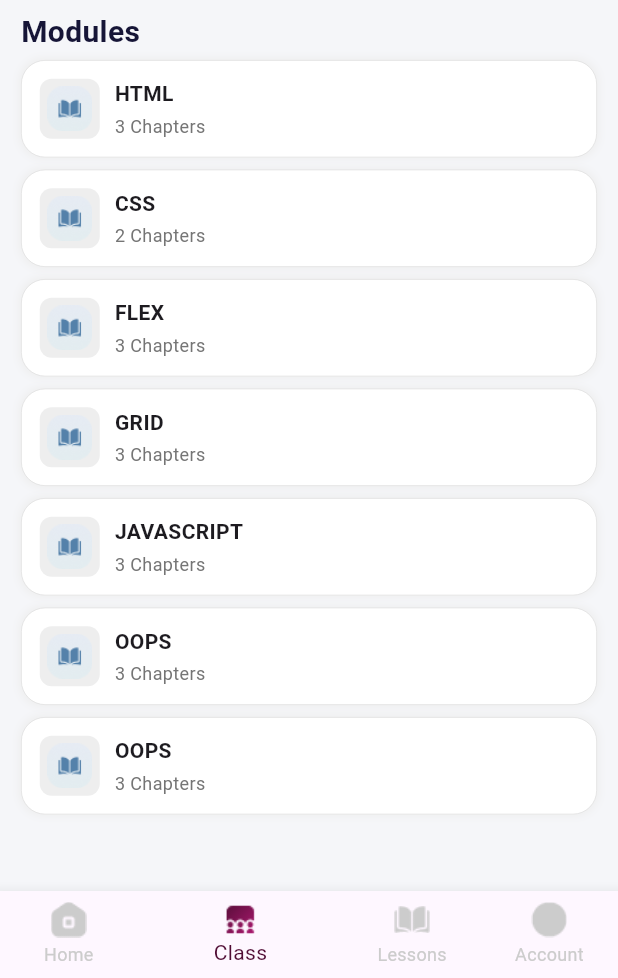
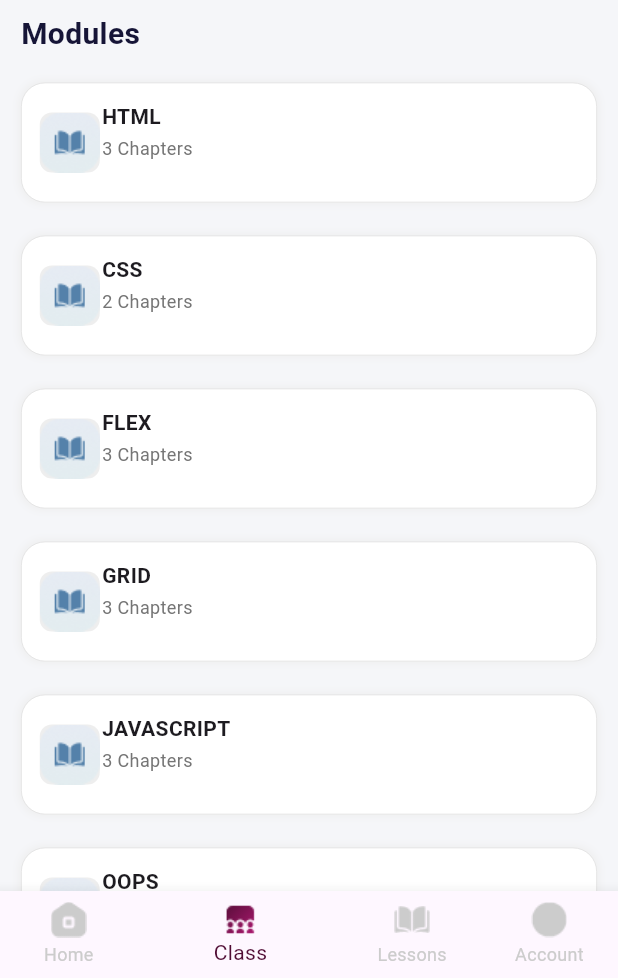
Before and after one commit to Saleenaansil/knowlumi, a Flutter app: the Homelearnpage screen opened directly, item 2 of the bottom bar chosen, on a phone screen of 412 x 824 dp, the part 258-1236 px from its top. Run offline on Flutter 3.47's test engine with Material 3 defaults, Android fonts, the light colour scheme and no system bars; our stand-ins replace carousel_slider, dropdown_button2, get.

Commit message:
onboarding 4th pulling before correcting ovrflowand classes allignment

```diff
--- a/lib/LearnPage/homeLearnPage.dart
+++ b/lib/LearnPage/homeLearnPage.dart
@@ -153,8 +153,8 @@ class _HomelearnpageState extends State<Homelearnpage> {
       body: (index != 0)
           ? Column(
               children: [
-                if (index == 1) Myclasspage(),
-                if (index == 2) Coursepage(),
+                if (index == 1) Expanded(child: Myclasspage()),
+                if (index == 2) Expanded(child: Coursepage()),
               ],
             )
           : SingleChildScrollView(
@@ -191,6 +191,13 @@ class _HomelearnpageState extends State<Homelearnpage> {
                                 items: ["FLUTTER", "MERN"]
                                     .map((e) => DropdownMenuItem<String>(
                                           value: e,
+                                          child: Container(
+                                            width: 348, // Fixed width
+                                            height: 50,
+                                            color: Colors.red,
+                                            alignment: Alignment.centerLeft,
+                                            padding: EdgeInsets.symmetric(
+                                                horizontal: 14),
                                             child: Text(
                                               e,
                                               style: const TextStyle(
@@ -199,21 +206,39 @@ class _HomelearnpageState extends State<Homelearnpage> {
                                                 color: Colors.black,
                                               ),
                                             ),
+                                          ),
                                         ))
                                     .toList(),
                                 onChanged: (newValue) {
                                   if (newValue != null) {
                                     appController.changeCourse(newValue);
                                   }
+                                  print(newValue);
                                 },
                                 style: const TextStyle(
                                   fontSize: 13,
                                   fontWeight: FontWeight.w600,
                                   color: Color(0xffB61B76),
                                 ),
-                                buttonStyleData: ButtonStyleData(
-                                  padding: const EdgeInsets.symmetric(
-                                      horizontal: 10),
+
+                                // Custom button with dropdown icon
+                                customButton: Padding(
+                                  padding: const EdgeInsets.only(right: 10),
+                                  child: const ImageIcon(
+                                    AssetImage("asset/down-arrow 1.png"),
+                                    color: Colors.black,
+                                  ),
+                                ),
+
+                                isExpanded: true,
+                                alignment: Alignment.center,
+
+                                // Dropdown menu styling
+                                dropdownStyleData: DropdownStyleData(
+                                  width: 348, // Fixed width
+                                  maxHeight: 114, // Fixed height
+                                  padding: const EdgeInsets.only(
+                                      left: 16, right: 16),
                                   decoration: BoxDecoration(
                                     color: Colors.white,
                                     borderRadius: BorderRadius.circular(16),
@@ -227,43 +252,17 @@ class _HomelearnpageState extends State<Homelearnpage> {
                                       ),
                                     ],
                                   ),
+                                  offset: const Offset(
+                                      -4, -48), // Adjust popup position
                                 ),
-                                customButton: Padding(
-                                  padding: const EdgeInsets.only(right: 10),
-                                  child: const ImageIcon(
-                                    AssetImage("asset/down-arrow 1.png"),
-                                    color: Colors.black,
-                                  ),
-                                ),
-                                isExpanded: false,
-                                alignment: Alignment.center,
-                                dropdownStyleData: DropdownStyleData(
-                                  width: 348, // Fixed width
-                                  padding: const EdgeInsets.fromLTRB(10, 20, 10,
-                                      16), // Padding: top 16, right 10, bottom 16, left 10
-                                  decoration: BoxDecoration(
-                                    color: Colors.white,
-                                    borderRadius: BorderRadius.circular(16),
-                                    border:
-                                        Border.all(color: Colors.grey.shade300),
-                                    boxShadow: const [
-                                      BoxShadow(
-                                        color: Colors.black26,
-                                        blurRadius: 4,
-                                        spreadRadius: 2,
-                                      ),
-                                    ],
-                                  ),
-                                  offset: const Offset(4,
-                                      -43), // Adjust offset to position the dropdown
-                                ),
+
+                                // Individual menu item styling
                                 menuItemStyleData: const MenuItemStyleData(
                                   height: 50, // Height of each menu item
-                                  padding: EdgeInsets.symmetric(
-                                      horizontal: 14), // Padding for menu items
+                                  padding: EdgeInsets.symmetric(horizontal: 14),
                                 ),
                               );
-                            }),
+                            })
                           ],
                         ),
                       );
--- a/lib/LearnPage/myClassPage.dart
+++ b/lib/LearnPage/myClassPage.dart
@@ -6,10 +6,15 @@ import 'package:knowlumi/customwidget/customText.dart';
 import '../controllerPage/appController.dart';
 import 'package:knowlumi/customwidget/customColor.dart';
 
-class Myclasspage extends StatelessWidget {
+class Myclasspage extends StatefulWidget {
+  Myclasspage({super.key});
+
+  @override
+  State<Myclasspage> createState() => _MyclasspageState();
+}
+
+class _MyclasspageState extends State<Myclasspage> {
   final Appcontroller appController = Get.put(Appcontroller());
-
-  Myclasspage({super.key});
 
   final List<Map> courseItem = [
     {"image": "asset/bookIcon.png", "name": "HTML", "message": "3 Chapters"},
@@ -25,18 +30,24 @@ class Myclasspage extends StatelessWidget {
     {"image": "asset/bookIcon.png", "name": "OOPS", "message": "3 Chapters"}
   ];
 
+  String? selectedCourse;
+  // Stores selected dropdown item
+  final List<String> courseOptions = ["FLUTTER", "MERN"];
+
   @override
   Widget build(BuildContext context) {
     double screenWidth = MediaQuery.of(context).size.width;
 
     return Container(
+      height: MediaQuery.of(context).size.height,
       color: const Color(0xffF5F6F9), // Background color
-      child: SingleChildScrollView(
       child: Column(
         crossAxisAlignment: CrossAxisAlignment.start,
         children: [
           // Header with Gradient
-            Stack(
+          Container(
+            height: 180,
+            child: Stack(
               clipBehavior: Clip.none,
               children: [
                 Container(
@@ -93,7 +104,35 @@ class Myclasspage extends StatelessWidget {
                           ),
 
                           Spacer(),
-                          Image.asset("asset/down-arrow 1.png"),
+                          if (selectedCourse != null)
+                            Padding(
+                              padding: const EdgeInsets.only(right: 5),
+                              child: Text(
+                                selectedCourse!,
+                                style: TextStyle(
+                                  fontSize: 14,
+                                  fontWeight: FontWeight.w600,
+                                  color: Colors.black,
+                                ),
+                              ),
+                            ),
+                          // Dropdown button
+                          PopupMenuButton<String>(
+                            onSelected: (String value) {
+                              setState(() {
+                                selectedCourse = value;
+                              });
+                            },
+                            itemBuilder: (BuildContext context) {
+                              return courseOptions.map((String choice) {
+                                return PopupMenuItem<String>(
+                                  value: choice,
+                                  child: Text(choice),
+                                );
+                              }).toList();
+                            },
+                            child: Image.asset("asset/down-arrow 1.png"),
+                          ),
 
                           // Example dropdown icon
                         ],
@@ -103,9 +142,12 @@ class Myclasspage extends StatelessWidget {
                 ),
               ],
             ),
+          ),
 
-            Padding(
-              padding: const EdgeInsets.only(left: 14, right: 14, top: 40),
+          Expanded(
+            child: SingleChildScrollView(
+              child: Padding(
+                padding: const EdgeInsets.only(left: 14, right: 14),
                 child: Column(
                   mainAxisSize: MainAxisSize.min,
                   crossAxisAlignment: CrossAxisAlignment.start,
@@ -119,14 +161,12 @@ class Myclasspage extends StatelessWidget {
                     // Space below "Modules" text
 
                     // Wrapping ListView in Flexible to avoid overflow
-                  ListView.builder(
-                    shrinkWrap: true, // Prevents infinite height issue
-                    physics:
-                        NeverScrollableScrollPhysics(), // Prevents nested scrolling conflict
-                    itemCount: courseItem.length,
-                    itemBuilder: (context, index) {
-                      return Container(
+                    for (var data in courseItem)
+                      Padding(
+                        padding: const EdgeInsets.only(top: 14),
+                        child: Container(
                           width: double.infinity,
+                          height: 80,
                           margin: EdgeInsets.symmetric(vertical: 4),
                           padding: EdgeInsets.symmetric(
                               vertical: 12, horizontal: 12), // Reduced padding
@@ -155,14 +195,14 @@ class Myclasspage extends StatelessWidget {
                                 ),
                                 child: Center(
                                   child: Image.asset(
-                                  courseItem[index]["image"]!,
-                                  width: 30, // Reduced size
-                                  height: 30,
+                                    data["image"]!,
+                                    width: 40, // Reduced size
+                                    height: 40,
                                     fit: BoxFit.contain,
                                   ),
                                 ),
                               ),
-                            SizedBox(width: 10), // Reduced space
+                              SizedBox(width: 1.5), // Reduced space
 
                               // Expanded column for text
                               Expanded(
@@ -170,7 +210,7 @@ class Myclasspage extends StatelessWidget {
                                   crossAxisAlignment: CrossAxisAlignment.start,
                                   children: [
                                     Text(
-                                    courseItem[index]["name"],
+                                      data["name"],
                                       style: TextStyle(
                                         fontSize: 14, // Reduced font size
                                         fontWeight: FontWeight.w600,
@@ -178,7 +218,7 @@ class Myclasspage extends StatelessWidget {
                                     ),
                                     SizedBox(height: 3), // Reduced spacing
                                     Text(
-                                    courseItem[index]["message"],
+                                      data["message"],
                                       style: TextStyle(
                                         fontSize: 12, // Reduced font size
                                         color: Colors.grey.shade600,
@@ -189,15 +229,15 @@ class Myclasspage extends StatelessWidget {
                               ),
                             ],
                           ),
-                      );
-                    },
                         ),
+                      )
                   ],
+                ),
+              ),
             ),
           ),
         ],
       ),
-      ),
     );
   }
 }
```
Also changed, not shown: lib/LearnPage/coursePage.dart (+47 -52 lines), lib/controllerPage/courseController.dart (added, +8 -0 lines). Lines whose indentation alone changed are shown as unchanged.
